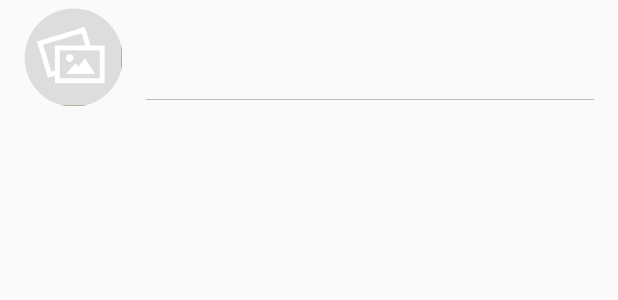
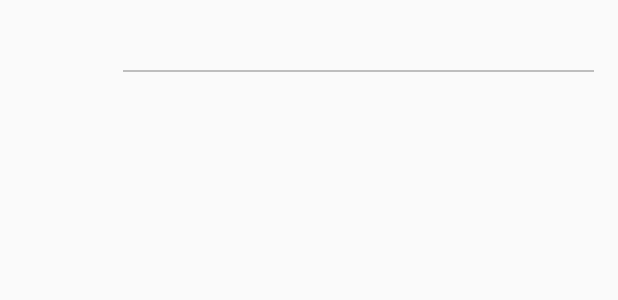
Before and after one commit to gauravtakswm/AssignmentListDesign, an Android app: the layout list_item.xml on its own in the app's theme, with its tools: preview values and no code run, on a phone screen of 412 x 824 dp. Shown: the top 300 px of the screen. Run offline under Robolectric (Android 15) with nearby library versions, the phone set to English and light mode, and no system bars.

Commit message:
row managed dynamically sized to display its content, no clipping, no extraneous white-space etc and minium sdk 15 added

```diff
--- a/app/build.gradle
+++ b/app/build.gradle
@@ -11,7 +11,7 @@ android {
     compileSdkVersion 28
     defaultConfig {
         applicationId "com.gauravtak.assignment_list_design"
-        minSdkVersion 18
+        minSdkVersion 15
         targetSdkVersion 28
         versionCode 1
         versionName "1.0"
--- a/app/src/main/java/com/gauravtak/assignment_list_design/utils_classes/ImageSetter.java
+++ b/app/src/main/java/com/gauravtak/assignment_list_design/utils_classes/ImageSetter.java
@@ -2,6 +2,7 @@ package com.gauravtak.assignment_list_design.utils_classes;
 
 import android.graphics.drawable.Drawable;
 import android.util.Log;
+import android.view.View;
 import android.widget.ImageView;
 
 import androidx.annotation.Nullable;
@@ -20,11 +21,15 @@ public class ImageSetter {
     @BindingAdapter("bind:imageUrl")
     public static void loadImage(final ImageView view, String url) {
         Log.i( "loadImage: ",url+"");
-        if(url!=null && view!=null)
-            Glide.with(view.getContext()).load(url).listener(new RequestListener<Drawable>() {
+        if(url!=null && view!=null && !url.isEmpty()) {
+        view.setVisibility(View.VISIBLE);
+        Glide.with(view.getContext()).load(url).listener(new RequestListener<Drawable>() {
                 @Override
                 public boolean onLoadFailed(@Nullable GlideException e, Object model, Target<Drawable> target, boolean isFirstResource) {
-                  //  view.setImageResource(R.drawable.place_holder);
+                    //  view.setImageResource(R.drawable.place_holder);
+                    view.setVisibility(View.GONE);
+                    //because as per the need, if the view content is not available, we need to dynamic size the view
+                   //so if the image url is not valid, then we will hide the image view
                     return false;
                 }
 
@@ -32,6 +37,12 @@ public class ImageSetter {
                 public boolean onResourceReady(Drawable resource, Object model, Target<Drawable> target, DataSource dataSource, boolean isFirstResource) {
                     return false;
                 }
-            }).placeholder(R.drawable.place_holder).into(view);
+            }).into(view);
+        }
+        else {
+            view.setVisibility(View.GONE);
+            //because as per the need, if the view content is not available, we need to dynamic size the view
+            //so if the image url is not valid, then we will hide the image view
+        }
     }
 }
--- a/app/src/main/java/com/gauravtak/assignment_list_design/views/presentation/list_screen/RowListViewModel.kt
+++ b/app/src/main/java/com/gauravtak/assignment_list_design/views/presentation/list_screen/RowListViewModel.kt
@@ -19,12 +19,13 @@ import com.gauravtak.assignment_list_design.utils_classes.UtilHelper
     // this title represents the title value of item
      val title: ObservableField<String> by lazy{ ObservableField<String>() }
     // this Description represents the description value of item
-    val description: ObservableField<Spanned> by lazy { ObservableField<Spanned>()}
+    val description: ObservableField<String> by lazy { ObservableField<String>()}
     /*this pic represents the image url value of item( the url image into loaded
      into imageview using glide library inside the ImageSetter class)*/
     val picUrl: ObservableField<String> by lazy { ObservableField<String>() }
     //this boolean is used to set visibility of list item
      val isVisible:ObservableBoolean by lazy { ObservableBoolean() }
+    // as per the need visibility and size of views will be handled according to the need
     init {
 
         if((rowsBean.title==null || rowsBean.title?.isEmpty()!!) && (rowsBean.description==null || rowsBean.description?.isEmpty()!!) && (rowsBean.imageHref==null || rowsBean.imageHref?.isEmpty()!!)) {
@@ -32,24 +33,9 @@ import com.gauravtak.assignment_list_design.utils_classes.UtilHelper
         }else {
             isVisible.set(true)
                  title.set(rowsBean.title)
-                 if((rowsBean.description==null || rowsBean.description?.isEmpty()!!))
-                     if (Build.VERSION.SDK_INT >= Build.VERSION_CODES.N) {
-                         description.set(Html.fromHtml("<b>Description</b> : NA", FROM_HTML_MODE_LEGACY))
-                     }else
-                     {
-                         description.set(Html.fromHtml("<b>Description</b> : NA"))
+            description.set(rowsBean.description)
 
-                     }
-                 else
-                     if (Build.VERSION.SDK_INT >= Build.VERSION_CODES.N) {
-                         description.set(Html.fromHtml("<b>Description</b> : "+rowsBean.description, FROM_HTML_MODE_LEGACY))
-                     }else
-                     {
-                         description.set(Html.fromHtml("<b>Description</b> : "+rowsBean.description))
-
-                     }
-
-            picUrl.set(rowsBean.imageHref)
+                picUrl.set(rowsBean.imageHref)
         }
 
 
--- a/app/src/main/res/layout-land/list_item.xml
+++ b/app/src/main/res/layout-land/list_item.xml
@@ -15,23 +15,25 @@
         android:layout_height="wrap_content"
         android:onClick="@{(v)->rowListViewModel.performClick(v)}"
         android:layout_marginStart="@dimen/marginListItemStart"
+        android:layout_marginLeft="@dimen/marginListItemStart"
+        android:layout_marginRight="@dimen/marginListItemEnd"
         android:layout_marginEnd="@dimen/marginListItemEnd"
         >
-            <com.gauravtak.assignment_list_design.views.custom_views.CircularImageView
+        <androidx.appcompat.widget.AppCompatImageView
             android:id="@+id/imageView"
+            android:layout_alignTop="@+id/linear_layout"
             android:layout_width="@dimen/widthListItemImageView"
+            android:layout_marginRight="@dimen/marginListItemEnd"
+            android:layout_marginEnd="@dimen/marginListItemEnd"
             android:visibility="@{rowListViewModel.isVisible?View.VISIBLE:View.GONE}"
             android:scaleType="centerCrop"
-                android:src="@drawable/place_holder"
             android:layout_gravity="center_vertical|center_horizontal"
             bind:imageUrl="@{rowListViewModel.picUrl}"
             android:layout_height="@dimen/heightListItemImageView"/>
         <LinearLayout
             android:layout_toEndOf="@+id/imageView"
-            android:layout_alignBottom="@+id/imageView"
-            android:layout_alignTop="@+id/imageView"
+            android:layout_toRightOf="@+id/imageView"
             android:visibility="@{rowListViewModel.isVisible?View.VISIBLE:View.GONE}"
-            android:layout_marginStart="@dimen/marginListItemStart"
             android:id="@+id/linear_layout"
             android:layout_width="match_parent"
             android:layout_height="wrap_content"
@@ -45,10 +47,6 @@
                 android:layout_width="wrap_content"
                 android:layout_height="wrap_content"
                 android:textSize="@dimen/textSizeListItemTitle"
-                android:layout_marginTop="@dimen/marginListItemTop"
-                android:maxLines="1"
-                android:fontFamily="@font/lato_regular"
-                android:ellipsize="end"
 
                 />
 
@@ -57,18 +55,13 @@
                 android:layout_width="wrap_content"
                 android:layout_height="wrap_content"
                 android:textSize="@dimen/textSizeListItemSubTitle"
-                android:maxLines="1"
-                android:minLines="1"
                 android:text="@{rowListViewModel.description}"
-                android:ellipsize="end"
-                android:fontFamily="@font/lato_regular"
                 android:textColor="@color/colorSubTitleGrey"
-                android:layout_marginBottom="5dp"
                 />
             <View
                 android:visibility="visible"
                 android:layout_width="match_parent"
-                android:layout_height="0.7dp"
+                android:layout_height="@dimen/heightDividerLine"
                 android:layout_marginTop="@dimen/marginListItemTop"
                 android:background="@color/colorDividerLineLight" />
         </LinearLayout>
--- a/app/src/main/res/layout/list_item.xml
+++ b/app/src/main/res/layout/list_item.xml
@@ -15,23 +15,25 @@
                 android:layout_height="wrap_content"
                 android:onClick="@{(v)->rowListViewModel.performClick(v)}"
                 android:layout_marginStart="@dimen/marginListItemStart"
+                android:layout_marginLeft="@dimen/marginListItemStart"
+                android:layout_marginRight="@dimen/marginListItemEnd"
                 android:layout_marginEnd="@dimen/marginListItemEnd"
         >
-            <com.gauravtak.assignment_list_design.views.custom_views.CircularImageView
+                <androidx.appcompat.widget.AppCompatImageView
                     android:id="@+id/imageView"
+                    android:layout_alignTop="@+id/linear_layout"
                     android:layout_width="@dimen/widthListItemImageView"
+                    android:layout_marginRight="@dimen/marginListItemEnd"
+                    android:layout_marginEnd="@dimen/marginListItemEnd"
                     android:visibility="@{rowListViewModel.isVisible?View.VISIBLE:View.GONE}"
                     android:scaleType="centerCrop"
-                android:src="@drawable/place_holder"
                     android:layout_gravity="center_vertical|center_horizontal"
                     bind:imageUrl="@{rowListViewModel.picUrl}"
                     android:layout_height="@dimen/heightListItemImageView"/>
                 <LinearLayout
                   android:layout_toEndOf="@+id/imageView"
-            android:layout_alignBottom="@+id/imageView"
-            android:layout_alignTop="@+id/imageView"
+                  android:layout_toRightOf="@+id/imageView"
                   android:visibility="@{rowListViewModel.isVisible?View.VISIBLE:View.GONE}"
-            android:layout_marginStart="@dimen/marginListItemStart"
                  android:id="@+id/linear_layout"
                 android:layout_width="match_parent"
                 android:layout_height="wrap_content"
@@ -45,10 +47,6 @@
                     android:layout_width="wrap_content"
                     android:layout_height="wrap_content"
                     android:textSize="@dimen/textSizeListItemTitle"
-                android:layout_marginTop="@dimen/marginListItemTop"
-                android:maxLines="1"
-                android:fontFamily="@font/lato_regular"
-                android:ellipsize="end"
 
                     />
 
@@ -57,19 +55,14 @@
                     android:layout_width="wrap_content"
                     android:layout_height="wrap_content"
                     android:textSize="@dimen/textSizeListItemSubTitle"
-                android:maxLines="2"
-                android:minLines="2"
                     android:text="@{rowListViewModel.description}"
-                android:ellipsize="end"
-                android:fontFamily="@font/lato_regular"
                      android:textColor="@color/colorSubTitleGrey"
-                android:layout_marginBottom="5dp"
                     />
                 <View
                     android:visibility="visible"
                     android:layout_width="match_parent"
-                android:layout_height="0.7dp"
                     android:layout_marginTop="@dimen/marginListItemTop"
+                    android:layout_height="@dimen/heightDividerLine"
                     android:background="@color/colorDividerLineLight" />
             </LinearLayout>
             </RelativeLayout>
--- a/app/src/main/res/values-land/dimens.xml
+++ b/app/src/main/res/values-land/dimens.xml
@@ -6,6 +6,7 @@
     <dimen name="marginListItemEnd">16dp</dimen>
     <dimen name="widthListItemImageView">40dp</dimen>
     <dimen name="heightListItemImageView">40dp</dimen>
-    <dimen name="marginListItemTop">5dp</dimen>
+    <dimen name="marginListItemTop">3dp</dimen>
     <dimen name="textSizeNoData">14sp</dimen>
+    <dimen name="heightDividerLine">1dp</dimen>
 </resources>
--- a/app/src/main/res/values/dimens.xml
+++ b/app/src/main/res/values/dimens.xml
@@ -5,10 +5,11 @@
     <dimen name="textSizeListItemTitle">14sp</dimen>
     <dimen name="marginListItemStart">16dp</dimen>
     <dimen name="marginListItemEnd">16dp</dimen>
-    <dimen name="widthListItemImageView">65dp</dimen>
-    <dimen name="heightListItemImageView">65dp</dimen>
+    <dimen name="widthListItemImageView">50dp</dimen>
+    <dimen name="heightListItemImageView">50dp</dimen>
     <dimen name="marginListItemTop">5dp</dimen>
     <dimen name="textSizeNoData">16sp</dimen>
+    <dimen name="heightDividerLine">1dp</dimen>
 
 
 </resources>
```
Also changed, not shown: app/src/main/res/drawable/place_holder.png (deleted). Lines whose indentation alone changed are shown as unchanged.
